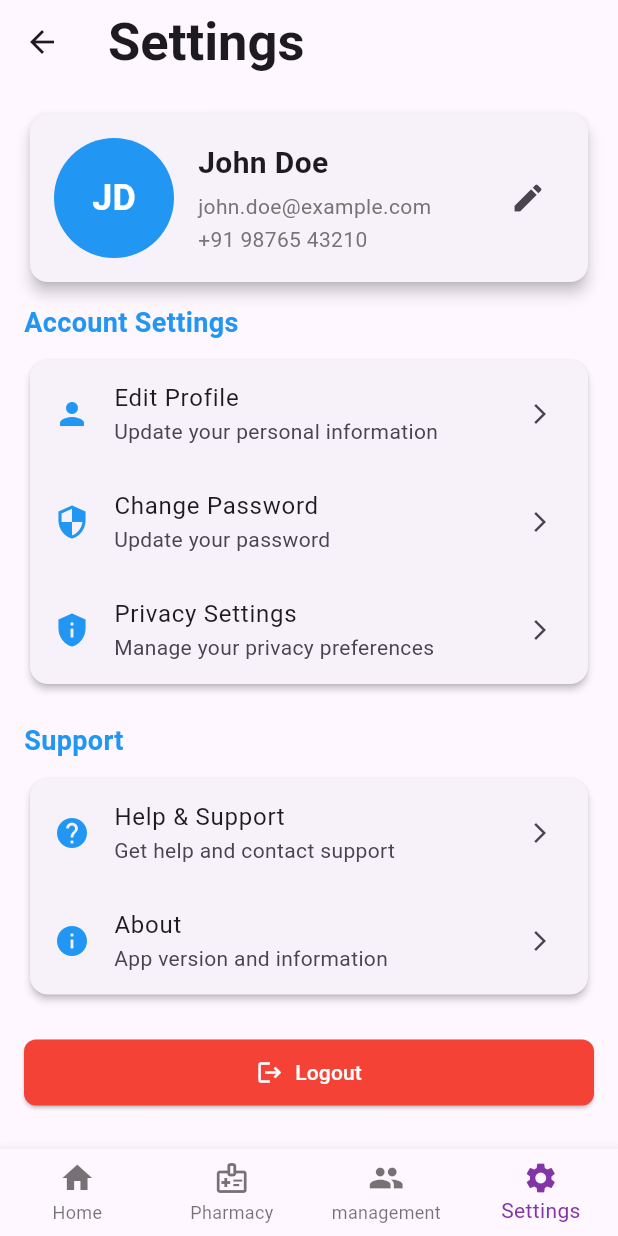
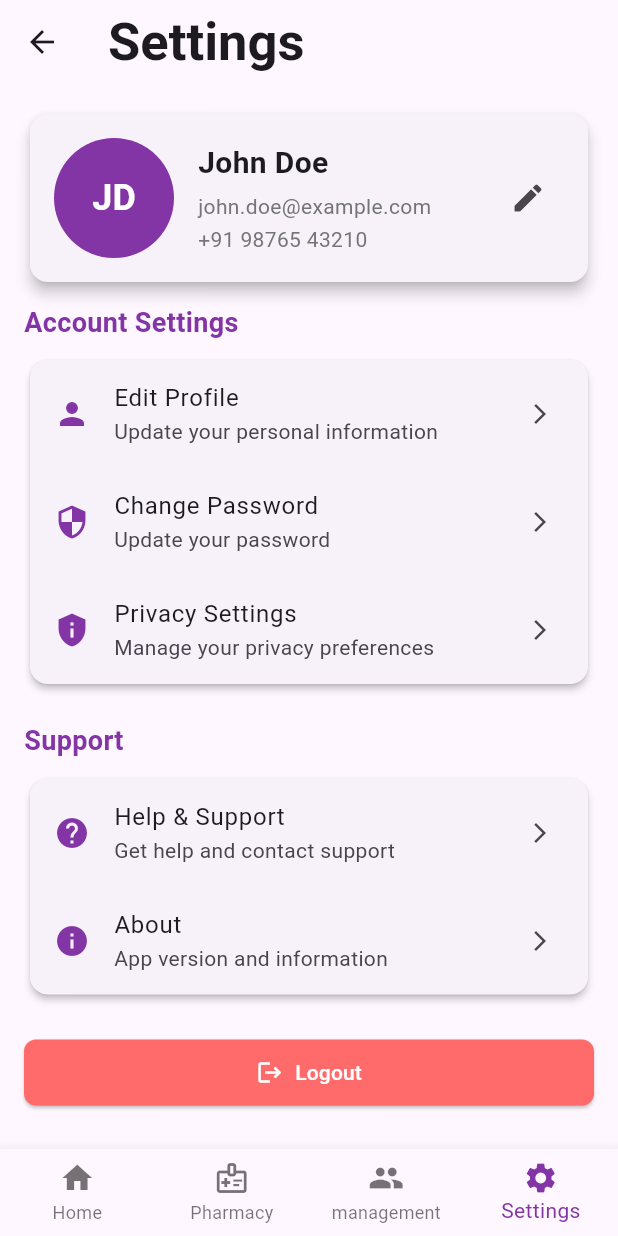
Before and after one commit to NGamerHere/ClicnicGrid, a Flutter app: the HomePage screen opened by its route, item 4 of the bottom bar chosen, on a phone screen of 412 x 824 dp. Run offline on Flutter 3.47's test engine with Material 3 defaults, Android fonts, the phone set to English and light mode, and no system bars; our stand-ins replace dio, flutter_dotenv, shared_preferences; accounts and stored records are empty; network calls fail.

Commit message:
changed the colour schema

```diff
--- a/frontend-app/lib/screens/dashboardScreens/PatientsPage.dart
+++ b/frontend-app/lib/screens/dashboardScreens/PatientsPage.dart
@@ -1,6 +1,7 @@
 import 'package:flutter/material.dart';
 import "../../services/ApiClient.dart";
 import "../../models/Patient.dart";
+import '../../theme/colourSchema.dart';
 
 class PatientsPage extends StatefulWidget {
   const PatientsPage({super.key});
@@ -56,6 +57,8 @@ class _PatientsPageState extends State<PatientsPage> {
           final p = _patients[i];
           return ListTile(
             leading: CircleAvatar(
+              backgroundColor: AppColors.mainColour,
+              foregroundColor: Colors.white,
               child: Text(p.name.substring(0, 1).toUpperCase()),
             ),
             title: Text(p.name),
@@ -72,6 +75,8 @@ class _PatientsPageState extends State<PatientsPage> {
       floatingActionButton: FloatingActionButton(
         onPressed: () => _showAddPatientDialog(context),
         tooltip: 'Add patient',
+        backgroundColor: AppColors.mainColour,
+        foregroundColor: Colors.white,
         child: const Icon(Icons.person_add),
       ),
     );
--- a/frontend-app/lib/screens/dashboardScreens/Settings.dart
+++ b/frontend-app/lib/screens/dashboardScreens/Settings.dart
@@ -1,5 +1,6 @@
 import 'package:flutter/material.dart';
 import 'package:shared_preferences/shared_preferences.dart';
+import '../../theme/colourSchema.dart';
 
 class SettingsPage extends StatefulWidget {
   const SettingsPage({super.key});
@@ -129,7 +130,7 @@ class _SettingsPageState extends State<SettingsPage> {
           children: [
             CircleAvatar(
               radius: 40,
-              backgroundColor: Colors.blue,
+              backgroundColor: AppColors.mainColour,
               child: Text(
                 userName.split(' ').map((e) => e[0]).join().toUpperCase(),
                 style: const TextStyle(
@@ -189,7 +190,7 @@ class _SettingsPageState extends State<SettingsPage> {
         style: const TextStyle(
           fontSize: 18,
           fontWeight: FontWeight.bold,
-          color: Colors.blue,
+          color: AppColors.mainColour,
         ),
       ),
     );
@@ -211,7 +212,7 @@ class _SettingsPageState extends State<SettingsPage> {
     required VoidCallback onTap,
   }) {
     return ListTile(
-      leading: Icon(icon, color: Colors.blue),
+      leading: Icon(icon, color: AppColors.mainColour),
       title: Text(title),
       subtitle: Text(subtitle),
       trailing: const Icon(Icons.arrow_forward_ios, size: 16),
@@ -246,7 +247,7 @@ class _SettingsPageState extends State<SettingsPage> {
         icon: const Icon(Icons.logout),
         label: const Text("Logout"),
         style: ElevatedButton.styleFrom(
-          backgroundColor: Colors.red,
+          backgroundColor: AppColors.logoutButton,
           foregroundColor: Colors.white,
           padding: const EdgeInsets.symmetric(vertical: 12),
           shape: RoundedRectangleBorder(
--- a/frontend-app/lib/screens/home_page.dart
+++ b/frontend-app/lib/screens/home_page.dart
@@ -4,6 +4,7 @@ import './dashboardScreens/Dashboard.dart';
 import './dashboardScreens/pharmacy.dart';
 import "./dashboardScreens/Settings.dart";
 import "./dashboardScreens/PatientsPage.dart";
+import '../theme/colourSchema.dart';
 
 class HomePage extends StatefulWidget {
   const HomePage({super.key});
@@ -50,7 +51,7 @@ class _HomePageState extends State<HomePage> {
         ],
         currentIndex: _selectedIndex,
         // which one is active
-        selectedItemColor: const Color(0xFF8435A5),
+        selectedItemColor: AppColors.mainColour,
         onTap: _onItemTapped, // when tapped, call this
       ),
     );
--- a/frontend-app/lib/theme/colourSchema.dart
+++ b/frontend-app/lib/theme/colourSchema.dart
@@ -0,0 +1,11 @@
+import 'package:flutter/material.dart';
+
+class AppColors {
+  static const Color mainColour = Color(0xFF8435A5);
+  static const Color sectionHeader = mainColour;
+  static const Color icon = mainColour;
+  static const Color switchActive = mainColour;
+  static const Color elevatedButtonBackground = Colors.red;
+  static const Color elevatedButtonText = Colors.white;
+  static const Color logoutButton = Color(0xFFFF6B6B);
+}
```
